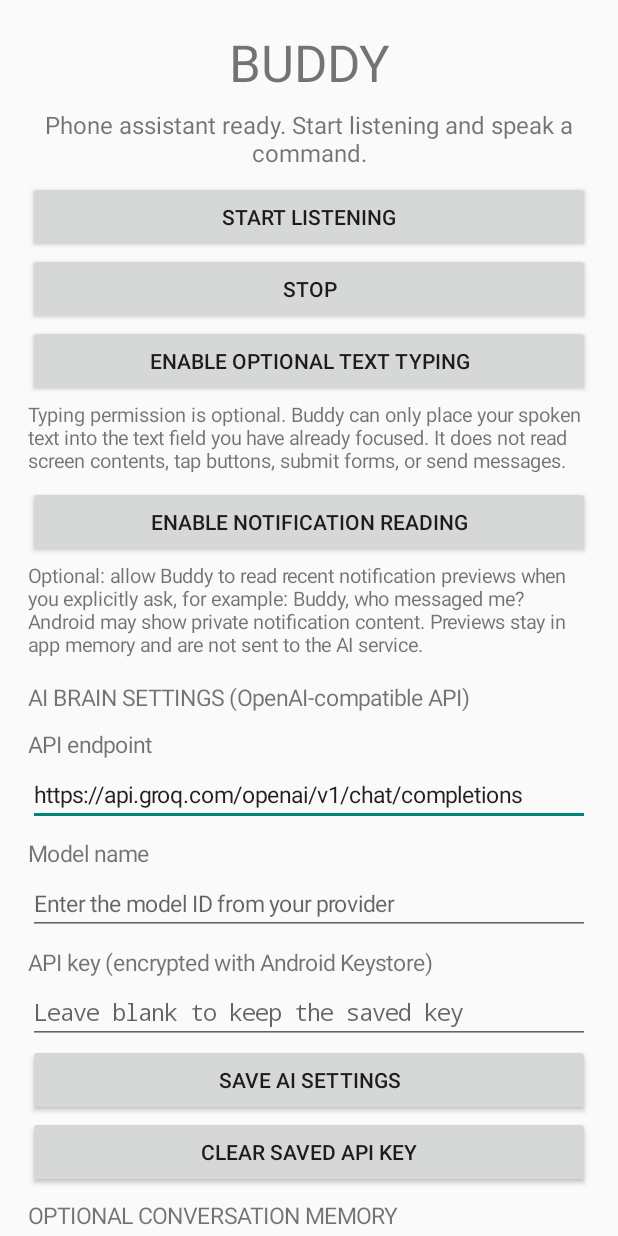
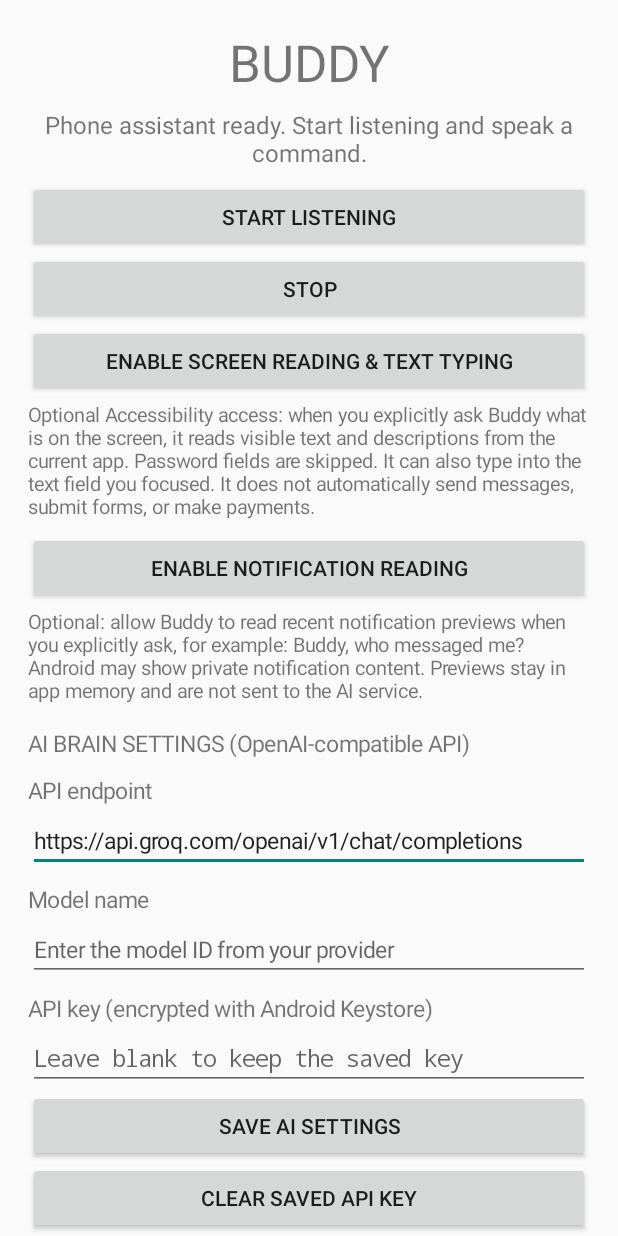
Before and after one commit to 9304848185aS/Buddy-4, an Android app: the screen it shows after launch (MainActivity), on a phone screen of 412 x 824 dp. Run offline under Robolectric (Android 15) with nearby library versions, the phone set to English and light mode, and no system bars.

Commit message:
Explain and enable optional on-demand screen reading

```diff
--- a/app/src/main/java/com/example/buddy/MainActivity.kt
+++ b/app/src/main/java/com/example/buddy/MainActivity.kt
@@ -70,18 +70,18 @@ class MainActivity : Activity() {
         })
 
         content.addView(Button(this).apply {
-            text = "ENABLE OPTIONAL TEXT TYPING"
+            text = "ENABLE SCREEN READING & TEXT TYPING"
             setOnClickListener {
                 Toast.makeText(
                     this@MainActivity,
-                    "Android Accessibility settings will open. Enable Buddy only if you want voice typing into the field you have focused.",
+                    "Android Accessibility settings will open. Enable Buddy only if you want on-demand screen reading and voice typing into the field you have focused.",
                     Toast.LENGTH_LONG
                 ).show()
                 startActivity(Intent(android.provider.Settings.ACTION_ACCESSIBILITY_SETTINGS))
             }
         })
         content.addView(TextView(this).apply {
-            text = "Typing permission is optional. Buddy can only place your spoken text into the text field you have already focused. It does not read screen contents, tap buttons, submit forms, or send messages."
+            text = "Optional Accessibility access: when you explicitly ask Buddy what is on the screen, it reads visible text and descriptions from the current app. Password fields are skipped. It can also type into the text field you focused. It does not automatically send messages, submit forms, or make payments."
             textSize = 13f
             setPadding(0, 4, 0, 12)
         })
```
